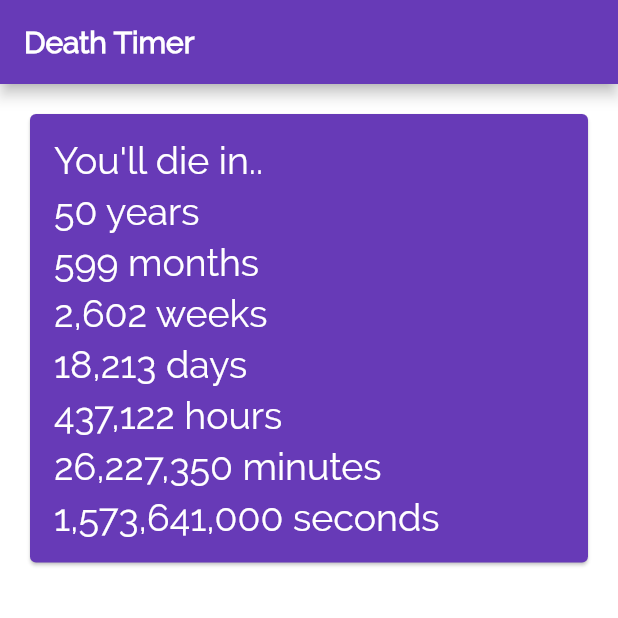
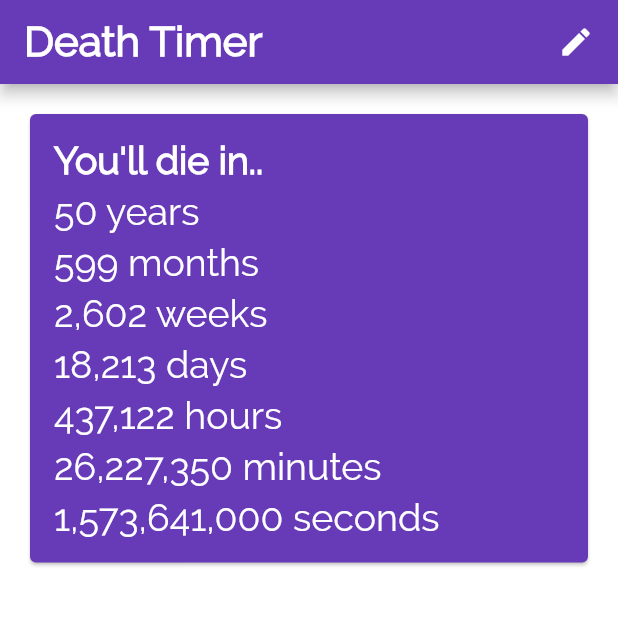
Before and after one commit to lukasschneiderapps/death_timer, a Flutter app: the screen it shows after launch, on a phone screen of 412 x 824 dp, the top half of it. Run offline on Flutter 3.47's test engine with Material 2 defaults, Android fonts, the phone set to English and light mode, and no system bars; our stand-ins replace jiffy, shared_preferences.

Commit message:
fixes #4

```diff
--- a/lib/routes/main_route.dart
+++ b/lib/routes/main_route.dart
@@ -1,4 +1,5 @@
 import 'package:death_timer/data/data.dart';
+import 'package:death_timer/routes/setup_route.dart';
 import 'package:death_timer/ui/number_text.dart';
 import 'package:flutter/material.dart';
 import 'package:intl/intl.dart';
@@ -32,12 +33,27 @@ class MainRouteState extends State<MainRoute> {
     });
   }
 
+  _onEditClicked() {
+    Navigator.pushReplacement(
+      context,
+      MaterialPageRoute(builder: (context) => SetupRoute()),
+    );
+  }
+
   @override
   Widget build(BuildContext context) {
     return Scaffold(
         appBar: AppBar(
+            actions: [InkWell(
+              customBorder: CircleBorder(),
+              onTap: _onEditClicked,
+              child: Padding(
+                padding: const EdgeInsets.all(16.0),
+                child: Icon(Icons.edit),
+              ),
+            )],
             title: Text("Death Timer",
-                style: TextStyle(fontWeight: FontWeight.w600))),
+                style: TextStyle(fontWeight: FontWeight.w600, fontSize: 28))),
         backgroundColor: Colors.white,
         body: SafeArea(
             child: Container(
@@ -58,7 +74,7 @@ class MainRouteState extends State<MainRoute> {
                                         "You'll die in..",
                                         style: TextStyle(
                                             color: Colors.white,
-                                            fontWeight: FontWeight.w500,
+                                            fontWeight: FontWeight.w600,
                                             fontSize: 25),
                                       ),
                                       SizedBox(height: 5),
--- a/lib/ui/number_text.dart
+++ b/lib/ui/number_text.dart
@@ -3,7 +3,7 @@ import 'package:intl/intl.dart';
 
 class NumberText extends StatelessWidget {
   static final TextStyle numberTextStyle =
-  TextStyle(color: Colors.white, fontWeight: FontWeight.w400, fontSize: 25);
+  TextStyle(color: Colors.white, fontWeight: FontWeight.w200, fontSize: 25);
 
   static final NumberFormat numberFormat = NumberFormat.decimalPattern();
 
```
